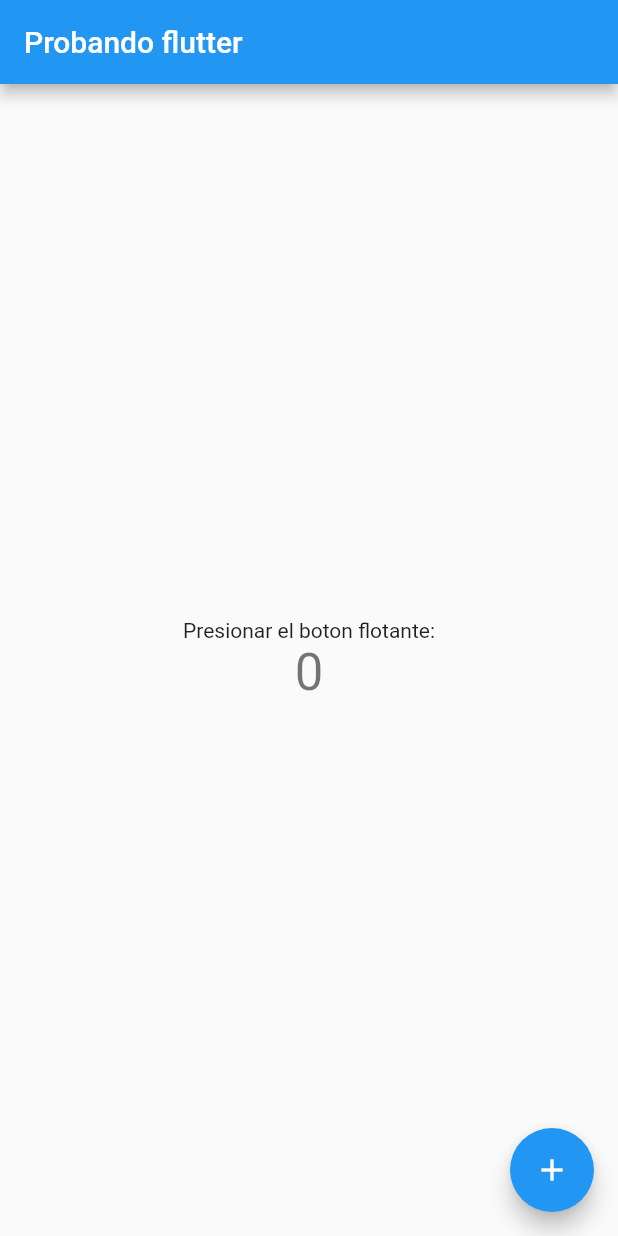
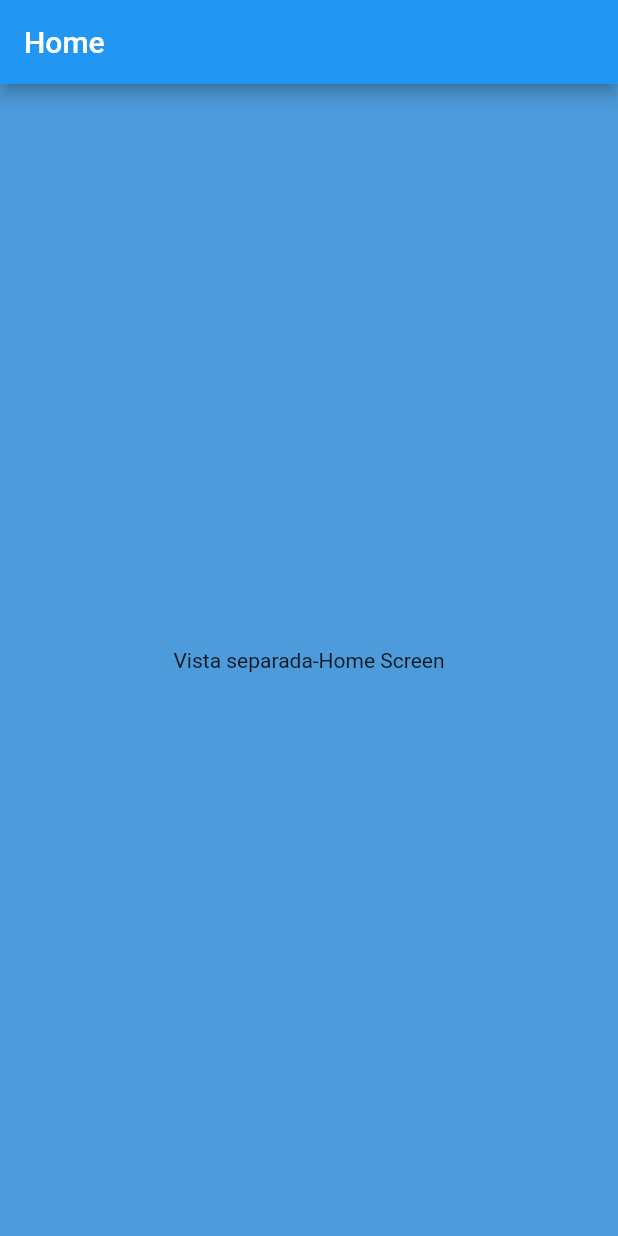
Before and after one commit to Geral77/project_flutter, a Flutter app: the screen it shows after launch, on a phone screen of 412 x 824 dp. Run offline on Flutter 3.47's test engine with Material 2 defaults, Android fonts, the phone set to English and light mode, and no system bars.

Commit message:
main.dart

```diff
--- a/lib/main.dart
+++ b/lib/main.dart
@@ -1,75 +1,16 @@
 import 'package:flutter/material.dart';
-
+import 'package:flutter_application_1/screen/home_screen.dart';
 void main() {
-  runApp(const MyApp());
+  runApp(MyApp());
 }
-
-class MyApp extends StatelessWidget {
-  const MyApp({Key? key}) : super(key: key);
-
-
+class MyApp extends StatelessWidget{
   @override
   Widget build(BuildContext context) {
-    return MaterialApp(
-      title: 'Flutter Demo',
-      theme: ThemeData(
-
-        primarySwatch: Colors.blue,
-      ),
-      home: const MyHomePage(title: 'Probando flutter'),
+    return const MaterialApp(
+       title: 'PROYECTO MOVIL',
+  debugShowCheckedModeBanner: false,
+  home: HomeScreen(),
     );
   }
+
 }
-
-class MyHomePage extends StatefulWidget {
-  const MyHomePage({Key? key, required this.title}) : super(key: key);
-
-
-  final String title;
-
-  @override
-  State<MyHomePage> createState() => _MyHomePageState();
-}
-
-class _MyHomePageState extends State<MyHomePage> {
-  int _counter = 0;
-
-  void _incrementCounter() {
-    setState(() {
-
-      _counter++;
-    });
-  }
-
-  @override
-  Widget build(BuildContext context) {
-
-    return Scaffold(
-      appBar: AppBar(
-
-        title: Text(widget.title),
-      ),
-      body: Center(
-
-        child: Column(
-
-          mainAxisAlignment: MainAxisAlignment.center,
-          children: <Widget>[
-            const Text(
-              'Presionar el boton flotante:',
-            ),
-            Text(
-              '$_counter',
-              style: Theme.of(context).textTheme.headline4,
-            ),
-          ],
-        ),
-      ),
-      floatingActionButton: FloatingActionButton(
-        onPressed: _incrementCounter,
-        tooltip: 'Increment',
-        child: const Icon(Icons.add),
-      ),
-          );
-  }
-}
--- /dev/null
+++ b/lib/screen/home_screen.dart
@@ -0,0 +1,19 @@
+import 'package:flutter/material.dart';
+
+class HomeScreen extends StatelessWidget{
+  const HomeScreen({Key? key}) : super(key: key);
+
+  @override
+  Widget build(BuildContext context) {
+    return  Scaffold(
+      backgroundColor: Color.fromARGB(255, 77, 155, 219),
+      appBar: AppBar(
+      title: const Text('Home'),
+     ),
+     body: const Center(
+      child: Text('Vista separada-Home Screen'),
+      ),
+    );
+  }
+
+}
```
